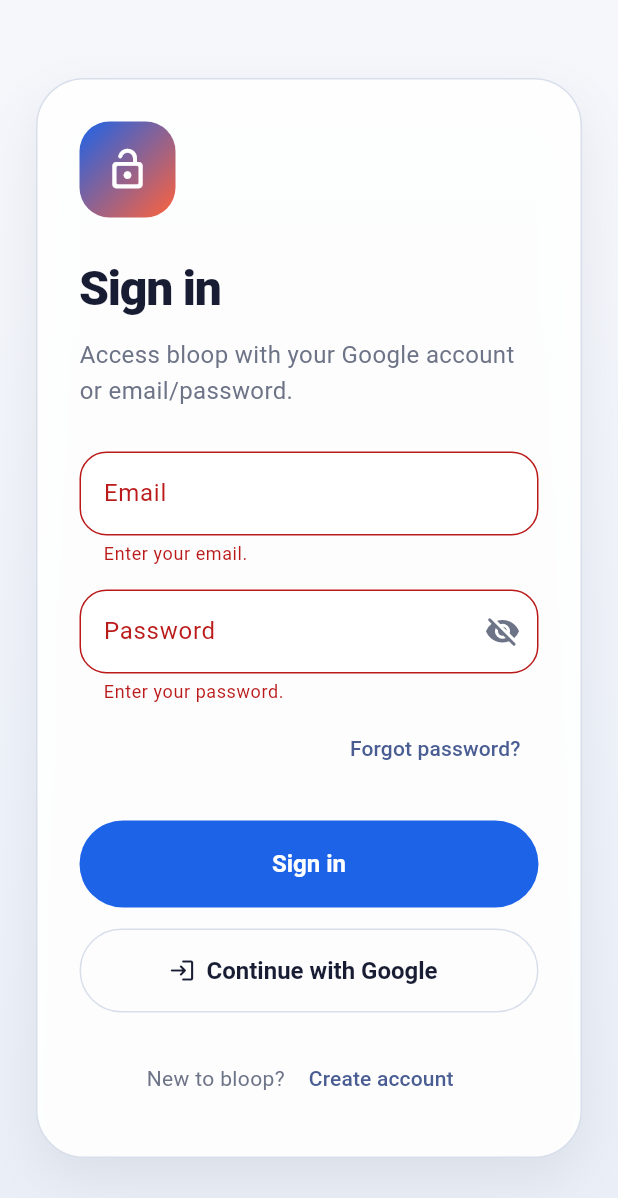
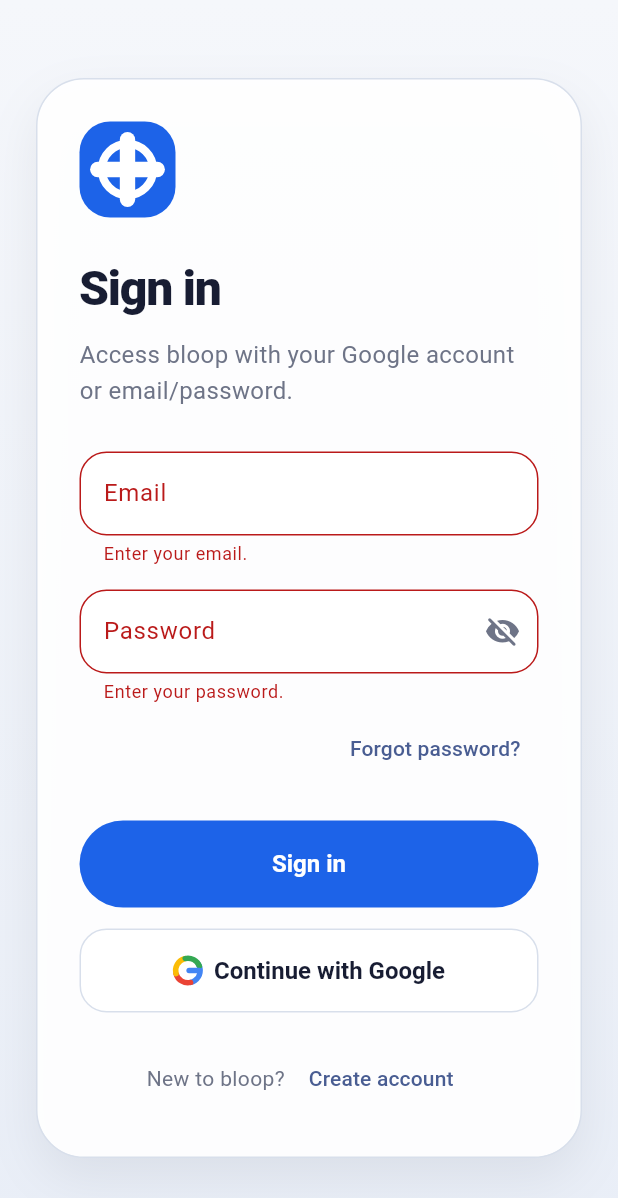
Before and after one commit to Hashirkhan345/cookoo_record, a Flutter app: the screen it shows after launch, after a tap on "Sign in", on a phone screen of 412 x 824 dp. Shown: the top 1198 px of the screen. Run offline on Flutter 3.47's test engine with Material 3 defaults, Android fonts, the phone set to English and light mode, and no system bars; our stand-ins replace camera, cloud_firestore, firebase_auth, firebase_core, flutter_riverpod, google_sign_in and 4 more; missing offline and left inert: camera_web, dart:html, dart:js_interop, shared_preferences_web; accounts and stored records are empty; statements that could not run were skipped.

Commit message:
working improvement icons and using material symbol in full app

```diff
--- /dev/null
+++ b/lib/app/widgets/google_brand_icon.dart
@@ -0,0 +1,81 @@
+import 'dart:math' as math;
+
+import 'package:flutter/material.dart';
+
+class GoogleBrandIcon extends StatelessWidget {
+  const GoogleBrandIcon({super.key, this.size = 20});
+
+  final double size;
+
+  @override
+  Widget build(BuildContext context) {
+    return SizedBox.square(
+      dimension: size,
+      child: CustomPaint(painter: _GoogleBrandPainter()),
+    );
+  }
+}
+
+class _GoogleBrandPainter extends CustomPainter {
+  @override
+  void paint(Canvas canvas, Size size) {
+    final double strokeWidth = size.width * 0.18;
+    final Rect arcRect = Offset.zero & size;
+    final Paint paint = Paint()
+      ..style = PaintingStyle.stroke
+      ..strokeWidth = strokeWidth
+      ..strokeCap = StrokeCap.round;
+
+    paint.color = const Color(0xFF4285F4);
+    canvas.drawArc(
+      arcRect.deflate(strokeWidth / 2),
+      _deg(-35),
+      _deg(112),
+      false,
+      paint,
+    );
+
+    paint.color = const Color(0xFFEA4335);
+    canvas.drawArc(
+      arcRect.deflate(strokeWidth / 2),
+      _deg(77),
+      _deg(88),
+      false,
+      paint,
+    );
+
+    paint.color = const Color(0xFFFBBC05);
+    canvas.drawArc(
+      arcRect.deflate(strokeWidth / 2),
+      _deg(165),
+      _deg(92),
+      false,
+      paint,
+    );
+
+    paint.color = const Color(0xFF34A853);
+    canvas.drawArc(
+      arcRect.deflate(strokeWidth / 2),
+      _deg(257),
+      _deg(82),
+      false,
+      paint,
+    );
+
+    final Paint barPaint = Paint()
+      ..style = PaintingStyle.stroke
+      ..strokeWidth = strokeWidth
+      ..strokeCap = StrokeCap.round
+      ..color = const Color(0xFF4285F4);
+
+    final double centerY = size.height / 2;
+    final double startX = size.width * 0.54;
+    final double endX = size.width * 0.88;
+    canvas.drawLine(Offset(startX, centerY), Offset(endX, centerY), barPaint);
+  }
+
+  double _deg(double degrees) => degrees * math.pi / 180;
+
+  @override
+  bool shouldRepaint(covariant CustomPainter oldDelegate) => false;
+}
--- a/lib/features/auth/presentation/screens/login_screen.dart
+++ b/lib/features/auth/presentation/screens/login_screen.dart
@@ -2,6 +2,7 @@
 import 'package:flutter_riverpod/flutter_riverpod.dart';
 
 import '../../../../app/router/app_routes.dart';
+import '../../../../app/widgets/google_brand_icon.dart';
 import '../../provider/auth_provider.dart';
 import '../../provider/auth_state.dart';
 import '../../../video/presentation/controller/video_feature_theme.dart';
@@ -147,14 +148,19 @@
                   : ref.read(authControllerProvider.notifier).signInWithGoogle,
               style: OutlinedButton.styleFrom(
                 minimumSize: const Size.fromHeight(56),
+                backgroundColor: Colors.white,
                 foregroundColor: VideoFeatureTheme.ink,
                 side: const BorderSide(color: VideoFeatureTheme.line),
+                padding: const EdgeInsets.symmetric(horizontal: 18),
+                shape: RoundedRectangleBorder(
+                  borderRadius: BorderRadius.circular(18),
+                ),
                 textStyle: const TextStyle(
                   fontSize: 16,
                   fontWeight: FontWeight.w700,
                 ),
               ),
-              icon: const Icon(Icons.login_rounded),
+              icon: const GoogleBrandIcon(size: 20),
               label: const Text('Continue with Google'),
             ),
           ],
--- a/lib/features/auth/presentation/widgets/auth_screen_scaffold.dart
+++ b/lib/features/auth/presentation/widgets/auth_screen_scaffold.dart
@@ -1,6 +1,7 @@
 import 'package:flutter/material.dart';
 
 import '../../../video/presentation/controller/video_feature_theme.dart';
+import '../../../video/presentation/widgets/brand_lockup.dart';
 
 class AuthScreenScaffold extends StatelessWidget {
   const AuthScreenScaffold({
@@ -46,26 +47,7 @@
                   child: Column(
                     crossAxisAlignment: CrossAxisAlignment.start,
                     children: <Widget>[
-                      Container(
-                        width: 64,
-                        height: 64,
-                        decoration: BoxDecoration(
-                          borderRadius: BorderRadius.circular(20),
-                          gradient: const LinearGradient(
-                            begin: Alignment.topLeft,
-                            end: Alignment.bottomRight,
-                            colors: <Color>[
-                              VideoFeatureTheme.primary,
-                              VideoFeatureTheme.accent,
-                            ],
-                          ),
-                        ),
-                        child: const Icon(
-                          Icons.lock_open_rounded,
-                          color: Colors.white,
-                          size: 30,
-                        ),
-                      ),
+                      const BrandMark(size: 64),
                       const SizedBox(height: 24),
                       Text(
                         title,
--- a/lib/main.dart
+++ b/lib/main.dart
@@ -1,6 +1,7 @@
 import 'package:firebase_core/firebase_core.dart';
 import 'package:flutter/material.dart';
 import 'package:flutter_riverpod/flutter_riverpod.dart';
+import 'package:flutter/services.dart';
 
 import 'app/router/app_router.dart';
 import 'app/router/app_routes.dart';
@@ -11,8 +12,58 @@
 Future<void> main() async {
   WidgetsFlutterBinding.ensureInitialized();
   await Firebase.initializeApp(options: DefaultFirebaseOptions.currentPlatform);
+  await _preloadMaterialSymbolFonts();
   registerVideoWebCameraPlugin();
   runApp(const ProviderScope(child: MyApp()));
+}
+
+Future<void> _preloadMaterialSymbolFonts() async {
+  const List<_PackagedFontAsset> fonts = <_PackagedFontAsset>[
+    _PackagedFontAsset(
+      assetPath:
+          'packages/material_symbols_icons/lib/fonts/MaterialSymbolsOutlined.ttf',
+      familyNames: <String>[
+        'MaterialSymbolsOutlined',
+        'packages/material_symbols_icons/MaterialSymbolsOutlined',
+      ],
+    ),
+    _PackagedFontAsset(
+      assetPath:
+          'packages/material_symbols_icons/lib/fonts/MaterialSymbolsRounded.ttf',
+      familyNames: <String>[
+        'MaterialSymbolsRounded',
+        'packages/material_symbols_icons/MaterialSymbolsRounded',
+      ],
+    ),
+    _PackagedFontAsset(
+      assetPath:
+          'packages/material_symbols_icons/lib/fonts/MaterialSymbolsSharp.ttf',
+      familyNames: <String>[
+        'MaterialSymbolsSharp',
+        'packages/material_symbols_icons/MaterialSymbolsSharp',
+      ],
+    ),
+  ];
+
+  await Future.wait(
+    fonts.expand(
+      (_PackagedFontAsset font) => font.familyNames.map((String familyName) {
+        final FontLoader loader = FontLoader(familyName);
+        loader.addFont(rootBundle.load(font.assetPath));
+        return loader.load();
+      }),
+    ),
+  );
+}
+
+class _PackagedFontAsset {
+  const _PackagedFontAsset({
+    required this.assetPath,
+    required this.familyNames,
+  });
+
+  final String assetPath;
+  final List<String> familyNames;
 }
 
 class MyApp extends StatelessWidget {
--- a/pubspec.yaml
+++ b/pubspec.yaml
@@ -49,6 +49,7 @@
   cloud_firestore: ^6.1.3
   firebase_auth: ^6.2.0
   google_sign_in: ^7.2.0
+  material_symbols_icons: ^4.2928.1
 
 dev_dependencies:
   flutter_test:
```
Also changed, not shown: lib/app/widgets/action_icon_badge.dart (added, +34 -0 lines), lib/features/auth/presentation/screens/register_screen.dart (+7 -1 lines), lib/features/video/presentation/screens/profile_screen.dart (+9 -1 lines), lib/features/video/presentation/widgets/compact_control_strip.dart (+6 -3 lines), lib/features/video/presentation/widgets/recorder_control_rail.dart (+6 -3 lines), lib/features/video/presentation/widgets/saved_recording_card.dart (+72 -10 lines), pubspec.lock.
